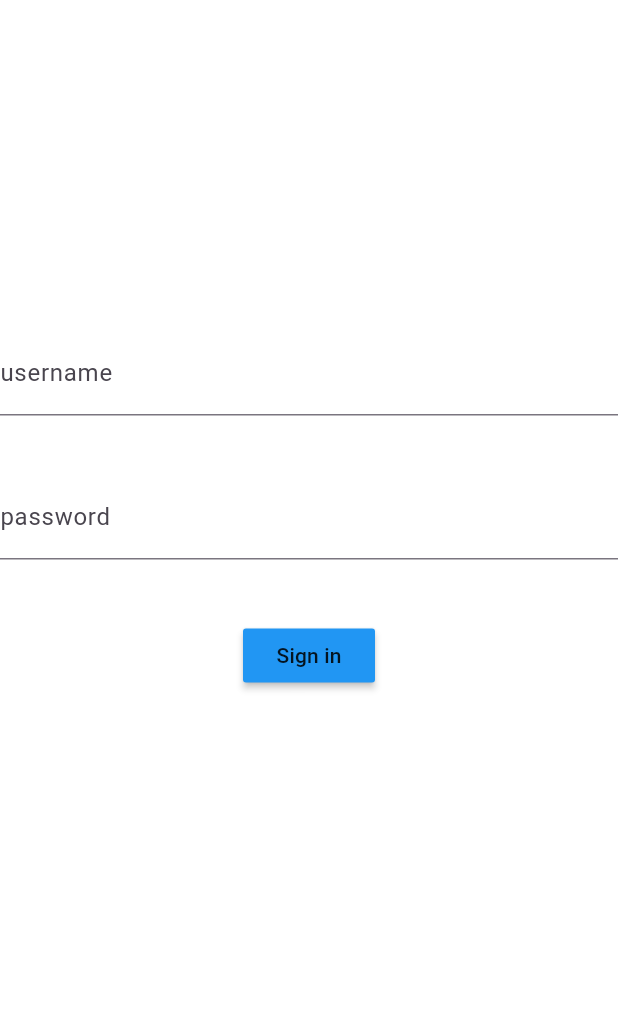
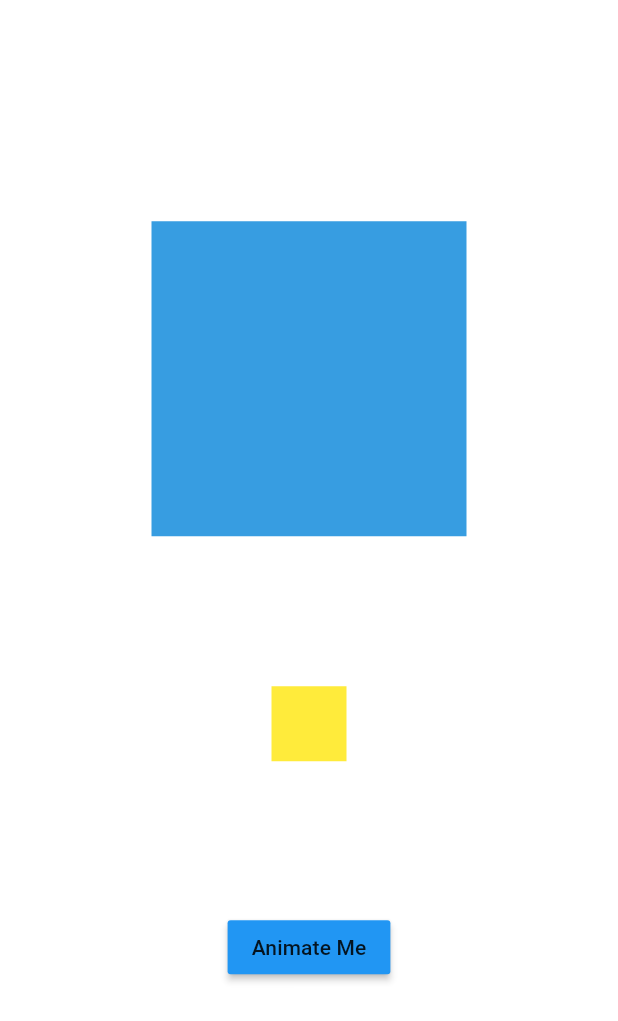
Before and after one commit to anjalmaharjan/weather, a Flutter app: the WeatherScreen screen opened directly, on a phone screen of 412 x 824 dp. Shown: the top 1021 px of the screen. Run offline on Flutter 3.47's test engine with Material 3 defaults, Android fonts, the phone set to English and light mode, and no system bars; our stand-ins replace rxdart; network calls fail.

```diff
--- a/lib/main.dart
+++ b/lib/main.dart
@@ -1,5 +1,5 @@
 import 'package:flutter/material.dart';
-import 'package:weather_app/pages/weather_screen.dart';
+import 'package:weather_app/pages/profile_screen.dart';
 
 void main() {
   runApp(const MyApp());
@@ -16,7 +16,7 @@ class MyApp extends StatelessWidget {
         colorScheme: ColorScheme.fromSeed(seedColor: Colors.deepPurple),
         useMaterial3: true,
       ),
-      home: const WeatherScreen(),
+      home: const ProfileScreen(),
     );
   }
 }
--- a/lib/pages/weather_screen.dart
+++ b/lib/pages/weather_screen.dart
@@ -10,7 +10,8 @@ class WeatherScreen extends StatefulWidget {
   State<WeatherScreen> createState() => _WeatherScreenState();
 }
 
-class _WeatherScreenState extends State<WeatherScreen> {
+class _WeatherScreenState extends State<WeatherScreen>
+    with TickerProviderStateMixin {
   final TextEditingController userNameController = TextEditingController();
   final TextEditingController passwordController = TextEditingController();
   final GlobalKey<FormState> formKey = GlobalKey<FormState>();
@@ -22,11 +23,35 @@ class _WeatherScreenState extends State<WeatherScreen> {
     model = await _api.fetchWeather();
   }
 
+  late AnimationController animationController;
+  late Animation<double> sizeAnimation;
+  late Animation<Color?> colorAnimation;
+
   @override
   void initState() {
     super.initState();
     getData();
+    animationController = AnimationController(
+      vsync: this,
+      duration: const Duration(seconds: 1),
+    );
+
+    colorAnimation = ColorTween(
+            begin: const Color.fromARGB(255, 255, 222, 59), end: Colors.blue)
+        .animate(animationController);
+    sizeAnimation =
+        Tween<double>(begin: 300.0, end: 200.0).animate(animationController);
+    animationController.repeat();
   }
+
+  @override
+  void dispose() {
+    animationController.dispose();
+    super.dispose();
+  }
+
+  double height = 50;
+  double width = 50;
 
   @override
   Widget build(BuildContext context) {
@@ -36,76 +61,111 @@ class _WeatherScreenState extends State<WeatherScreen> {
         width: double.infinity,
         child: Column(
           crossAxisAlignment: CrossAxisAlignment.center,
+          mainAxisAlignment: MainAxisAlignment.center,
           children: [
+            AnimatedBuilder(
+              builder: (context, widget) {
+                return Container(
+                  width: sizeAnimation.value,
+                  height: sizeAnimation.value,
+                  color: colorAnimation.value,
+                );
+              },
+              animation: sizeAnimation,
+            ),
             const SizedBox(
               height: 100,
             ),
-            Text(model?.name ?? ""),
-            Form(
-              key: formKey,
-              child: Column(
-                children: [
+            Center(
+              child: AnimatedContainer(
+                height: height,
+                width: width,
+                color: Colors.yellow,
+                duration: const Duration(seconds: 2),
+                curve: Curves.easeIn,
+              ),
+            ),
+            // AnimatedIcon(icon, progress: progress)
             const SizedBox(
               height: 100,
             ),
-                  TextFormField(
-                    controller: userNameController,
-                    validator: (value) {
-                      if (value!.isEmpty) {
-                        return "User name cannot be empty";
-                      } else if (value.length < 5) {
-                        return "User name length should be greater than 5";
-                      }
-
-                      return null;
-                    },
-                    decoration: const InputDecoration(
-                      label: Text("username"),
-                    ),
-                  ),
-                  const SizedBox(
-                    height: 40,
-                  ),
-                  TextFormField(
-                    obscureText: true,
-                    controller: passwordController,
-                    decoration: const InputDecoration(
-                      label: Text("password"),
-                    ),
-                    validator: (value) {
-                      if (value!.isEmpty) {
-                        return "Password cannot be empty";
-                      } else {
-                        return null;
-                      }
-                    },
-                  ),
-                  const SizedBox(
-                    height: 40,
-                  ),
             MaterialButton(
               onPressed: () {
-                      // if (formKey.currentState!.validate()) {
-                      //   Navigator.push(context, route);
-                      // }
-
-                      // if (formKey.currentState!.validate()) {
-
-                      //   // ScaffoldMessenger.of(context).showSnackBar(
-                      //   //   const SnackBar(
-                      //   //     content: Text("Validation Incomplete"),
-                      //   //     backgroundColor: Colors.red,
-                      //   //   ),
-                      //   // );
-
-                      // }
+                setState(() {
+                  height = 100;
+                  width = 100;
+                });
               },
               color: Colors.blue,
-                    child: const Text("Sign in"),
-                  )
-                ],
+              child: const Text("Animate Me"),
             ),
-            ),
+
+            Text(model?.name ?? ""),
+            // Form(
+            //   key: formKey,
+            //   child: Column(
+            //     children: [
+            //       const SizedBox(
+            //         height: 100,
+            //       ),
+            //       TextFormField(
+            //         controller: userNameController,
+            //         validator: (value) {
+            //           if (value!.isEmpty) {
+            //             return "User name cannot be empty";
+            //           } else if (value.length < 5) {
+            //             return "User name length should be greater than 5";
+            //           }
+
+            //           return null;
+            //         },
+            //         decoration: const InputDecoration(
+            //           label: Text("username"),
+            //         ),
+            //       ),
+            //       const SizedBox(
+            //         height: 40,
+            //       ),
+            //       TextFormField(
+            //         obscureText: true,
+            //         controller: passwordController,
+            //         decoration: const InputDecoration(
+            //           label: Text("password"),
+            //         ),
+            //         validator: (value) {
+            //           if (value!.isEmpty) {
+            //             return "Password cannot be empty";
+            //           } else {
+            //             return null;
+            //           }
+            //         },
+            //       ),
+            //       const SizedBox(
+            //         height: 40,
+            //       ),
+            //       MaterialButton(
+            //         onPressed: () {
+            //           // if (formKey.currentState!.validate()) {
+            //           //   Navigator.push(context, route);
+            //           // }
+
+            //           // if (formKey.currentState!.validate()) {
+
+            //           //   // ScaffoldMessenger.of(context).showSnackBar(
+            //           //   //   const SnackBar(
+            //           //   //     content: Text("Validation Incomplete"),
+            //           //   //     backgroundColor: Colors.red,
+            //           //   //   ),
+            //           //   // );
+
+            //           // }
+            //         },
+            //         color: Colors.blue,
+            //         child: const Text("Sign in"),
+            //       )
+            //     ],
+            //   ),
+            // ),
           ],
         ),
       ),
```
Also changed, not shown: lib/pages/home_screen.dart (+42 -8 lines), lib/pages/profile_screen.dart (+108 -2 lines), pubspec.yaml (+8 -1 lines), pubspec.lock, 7 other files. Lines whose indentation alone changed are shown as unchanged.
